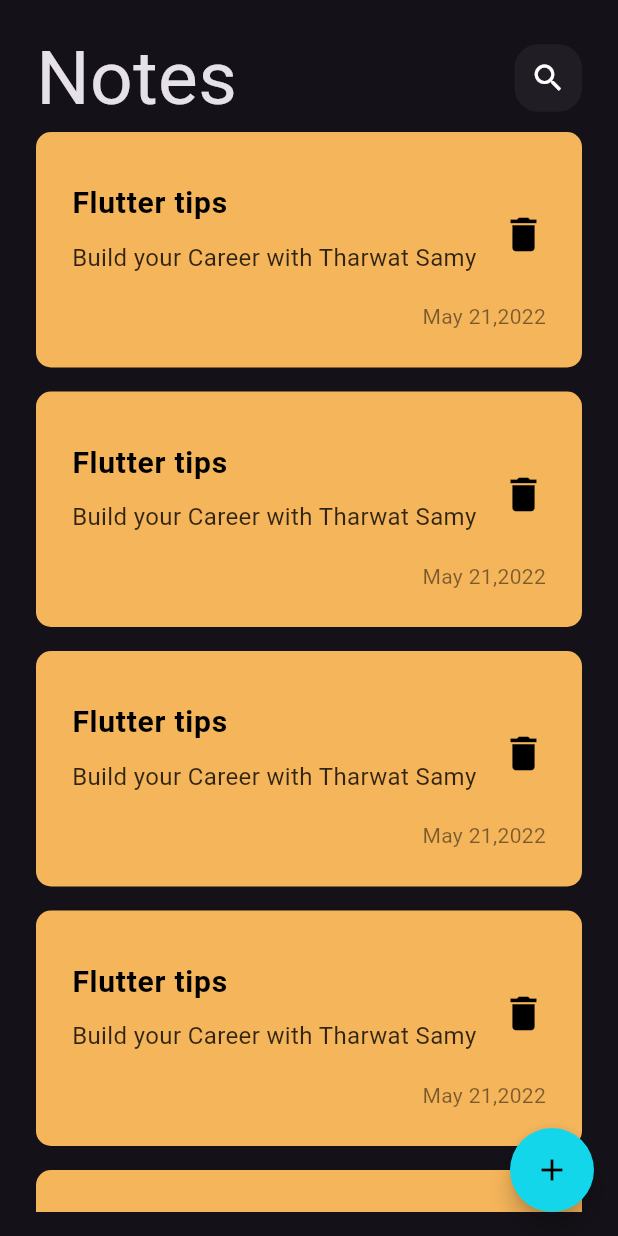
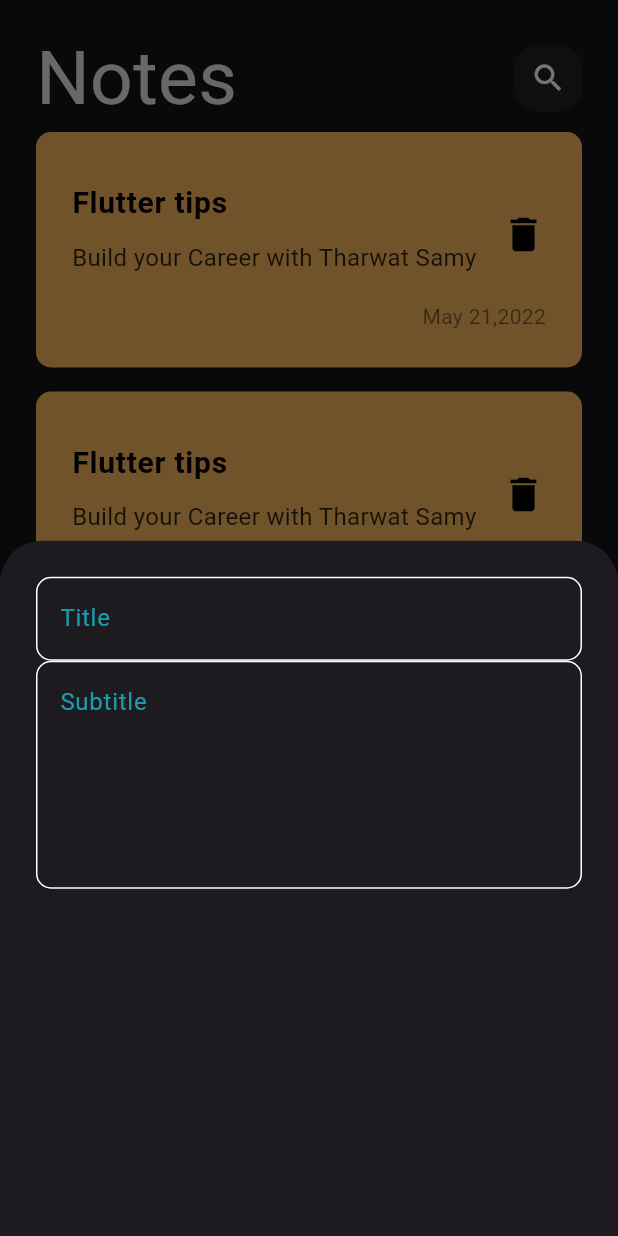
Before and after one commit to TH26-m/Notes-App, a Flutter app: the screen it shows after launch, after a tap on the "add" icon, on a phone screen of 412 x 824 dp. Run offline on Flutter 3.47's test engine with Material 3 defaults, Android fonts, the phone set to English and light mode, and no system bars.

Commit message:
added bottom sheet with custom textFields

```diff
--- a/lib/views/Notes_view .dart
+++ b/lib/views/Notes_view .dart
@@ -1,6 +1,7 @@
 import 'package:flutter/material.dart';
 import 'package:notes_app/constatnts.dart';
 import 'package:notes_app/views/widgets/Notes-_view_body.dart';
+import 'package:notes_app/views/widgets/custom_text_field.dart';
 
 class NotesView extends StatelessWidget {
   const NotesView({super.key});
@@ -9,10 +10,20 @@ class NotesView extends StatelessWidget {
   Widget build(BuildContext context) {
     return Scaffold(
         floatingActionButton: FloatingActionButton(
-          onPressed: () {},
-          backgroundColor:  KPrimaryColor,
-          shape: RoundedRectangleBorder(borderRadius: BorderRadius.circular(1000,),),
-           child: const Icon(
+          onPressed: () {
+            showModalBottomSheet(
+                context: context,
+                builder: (context) {
+                  return const BottomSheetView();
+                });
+          },
+          backgroundColor: KPrimaryColor,
+          shape: RoundedRectangleBorder(
+            borderRadius: BorderRadius.circular(
+              1000,
+            ),
+          ),
+          child: const Icon(
             Icons.add,
             color: Colors.black,
           ),
@@ -20,3 +31,28 @@ class NotesView extends StatelessWidget {
         body: const NoteViewBody());
   }
 }
+
+class BottomSheetView extends StatelessWidget {
+  const BottomSheetView({super.key});
+
+  @override
+  Widget build(BuildContext context) {
+    return Container(
+      padding: const EdgeInsets.all(
+        24,
+      ),
+      child: const Column(
+        children: [
+          CustomTestField(
+            hintText: "Title",
+          ),
+          CustomTestField(
+            hintText: "Subtitle",
+            maxLines: 5,
+          ),
+
+        ],
+      ),
+    );
+  }
+}
--- /dev/null
+++ b/lib/views/widgets/custom_text_field.dart
@@ -0,0 +1,30 @@
+import 'package:flutter/material.dart';
+import 'package:notes_app/constatnts.dart';
+
+class CustomTestField extends StatelessWidget {
+  const CustomTestField({super.key, required this.hintText , this.maxLines = 1});
+
+  final String hintText;
+  final maxLines ;
+  @override
+  Widget build(BuildContext context) {
+    return TextField(
+      maxLines: maxLines,
+      cursorColor: KPrimaryColor,
+      decoration: InputDecoration(
+        hintText: hintText,
+        hintStyle: TextStyle(color: KPrimaryColor.withOpacity(0.7)),
+        focusedBorder: buildBorder(KPrimaryColor , 2.0),
+        enabledBorder: buildBorder(),
+        border: buildBorder()
+      ),
+    );
+  }
+
+  OutlineInputBorder buildBorder([color , width]) {
+    return OutlineInputBorder(
+        borderRadius: BorderRadius.circular(10) ,
+        borderSide: BorderSide(color: color ?? Colors.white , width: width ?? 1.0,),
+      );
+  }
+}
```
